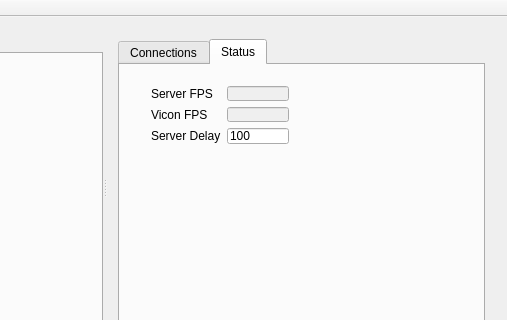
Qt form repeater/mainwindow.ui (mocap-ca/vive) before a commit; both pictures show x 269 to 776 and y 0 to 320 of the 776 by 611 pixel window.
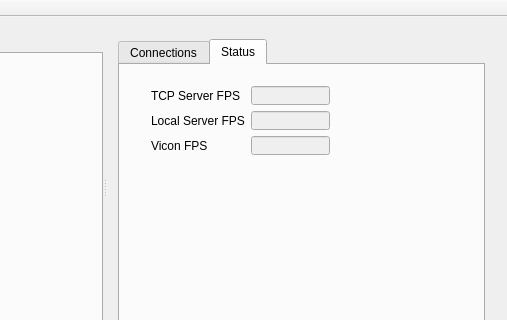
The same form after that commit.

Diff of the .ui file:
```diff
--- a/repeater/mainwindow.ui
+++ b/repeater/mainwindow.ui
@@ -261,29 +261,18 @@
               <rect>
                <x>20</x>
                <y>10</y>
-               <width>160</width>
-               <height>80</height>
+               <width>201</width>
+               <height>91</height>
               </rect>
              </property>
              <layout class="QFormLayout" name="formLayout_2">
+              <property name="fieldGrowthPolicy">
+               <enum>QFormLayout::AllNonFixedFieldsGrow</enum>
+              </property>
               <item row="0" column="0">
                <widget class="QLabel" name="label_3">
                 <property name="text">
-                 <string>Server FPS</string>
-                </property>
-               </widget>
-              </item>
-              <item row="1" column="0">
-               <widget class="QLabel" name="label_6">
-                <property name="text">
-                 <string>Vicon FPS</string>
-                </property>
-               </widget>
-              </item>
-              <item row="2" column="0">
-               <widget class="QLabel" name="label_7">
-                <property name="text">
-                 <string>Server Delay</string>
+                 <string>TCP Server FPS</string>
                 </property>
                </widget>
               </item>
@@ -294,17 +283,31 @@
                 </property>
                </widget>
               </item>
+              <item row="1" column="0">
+               <widget class="QLabel" name="label_8">
+                <property name="text">
+                 <string>Local Server FPS</string>
+                </property>
+               </widget>
+              </item>
               <item row="1" column="1">
-               <widget class="QLineEdit" name="lineEditViconFPS">
+               <widget class="QLineEdit" name="lineEditLocalFPS">
                 <property name="enabled">
                  <bool>false</bool>
                 </property>
                </widget>
               </item>
+              <item row="2" column="0">
+               <widget class="QLabel" name="label_6">
+                <property name="text">
+                 <string>Vicon FPS</string>
+                </property>
+               </widget>
+              </item>
               <item row="2" column="1">
-               <widget class="QLineEdit" name="lineEditServerDelay">
-                <property name="text">
-                 <string>100</string>
+               <widget class="QLineEdit" name="lineEditViconFPS">
+                <property name="enabled">
+                 <bool>false</bool>
                 </property>
                </widget>
               </item>
```
